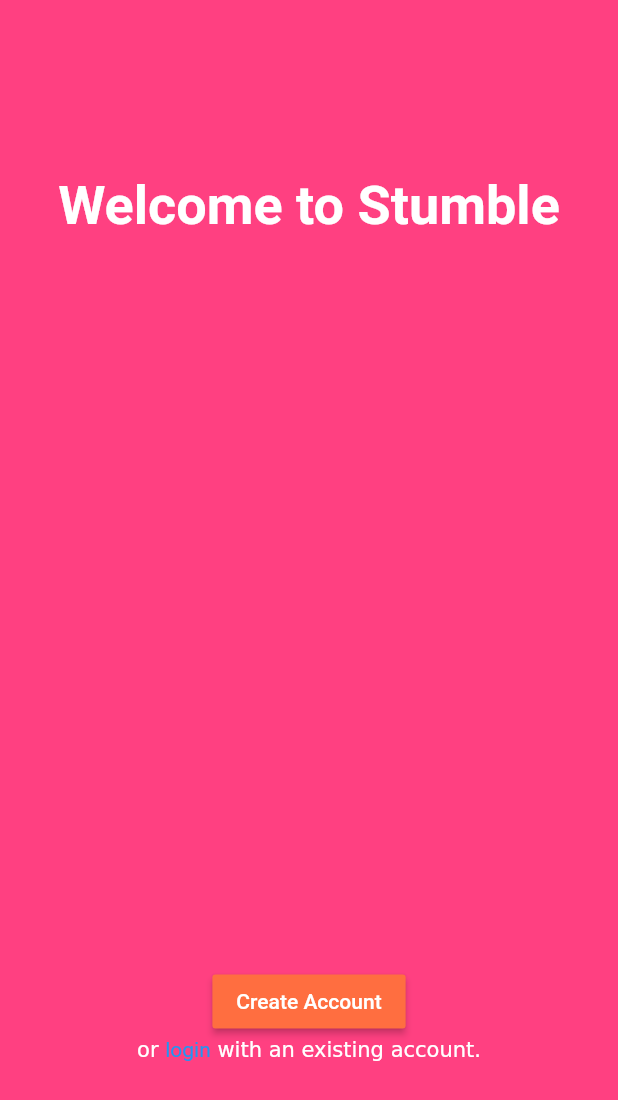
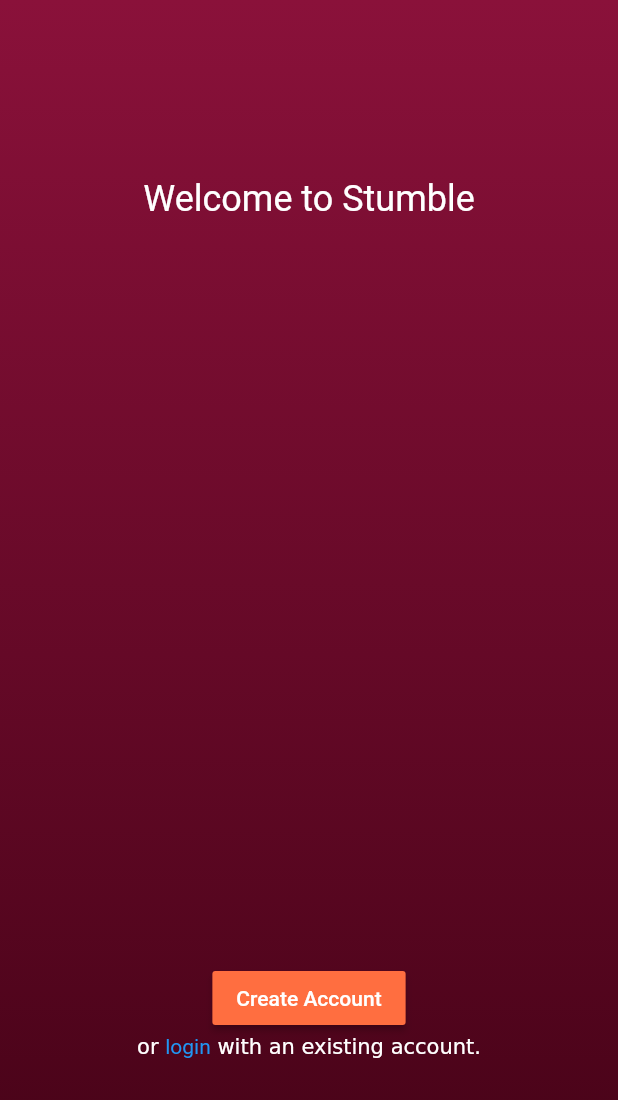
Before and after one commit to Independent-Designers-and-Engineers/stumble-app-old, a Flutter app: the screen it shows after launch, on a phone screen of 412 x 824 dp. Shown: the top 1100 px of the screen. Run offline on Flutter 3.47's test engine with Material 2 defaults, Android fonts, the phone set to English and light mode, and no system bars; our stand-ins replace simple_animations.

Commit message:
start screen animation

```diff
--- /dev/null
+++ b/lib/pages/start/animations.dart
@@ -0,0 +1,30 @@
+import 'package:flutter/material.dart';
+import 'package:simple_animations/simple_animations.dart';
+
+class AnimatedBackground extends StatelessWidget {
+  @override
+  Widget build(BuildContext context) {
+    final tweenColors = MultiTrackTween([
+      Track("color1").add(Duration(seconds: 3),
+          ColorTween(begin: Color(0xff8a113a), end: Colors.lightBlue.shade900)),
+      Track("color2").add(Duration(seconds: 3),
+          ColorTween(begin: Color(0xff440216), end: Colors.blue.shade600))
+    ]);
+
+    return ControlledAnimation(
+      playback: Playback.MIRROR,
+      tween: tweenColors,
+      duration: tweenColors.duration,
+      builder: (context, animation) {
+        return Container(
+          decoration: BoxDecoration(
+              gradient: LinearGradient(
+                  begin: Alignment.topCenter,
+                  end: Alignment.bottomCenter,
+                  colors: [animation["color1"], animation["color2"]])
+          ),
+        );
+      },
+    );
+  }
+}
--- a/lib/pages/start/start.screen.dart
+++ b/lib/pages/start/start.screen.dart
@@ -1,68 +1,72 @@
+import 'package:frontend/pages/start/animations.dart';
 import 'package:frontend/variables.dart' as env;
 import 'package:flutter/material.dart';
 import 'package:flutter/gestures.dart';
 
 class StartScreen extends StatelessWidget {
 
-  final Text head = new Text(
+  final Text head = Text(
     'Welcome to ' +  env.APP_NAME,
-    style: new TextStyle(
+    style: TextStyle(
       color: Colors.white,
-      fontSize: 36,
-      fontWeight: FontWeight.bold,
+      fontSize: 24,
     ),
   );
 
   @override
   Widget build(BuildContext context) {
-    return new Scaffold(
+    return Stack(
+      children: <Widget>[
+        Positioned.fill(child: AnimatedBackground()),
+        Material(
           key: this.key,
-      backgroundColor: Colors.pinkAccent,
-      body: Center(
-        child: new Column(
+          type: MaterialType.transparency,
+          child: Center(
+            child: Column(
               mainAxisAlignment: MainAxisAlignment.spaceAround,
               children: <Widget>[
                // The title at the top of the start page
-           this.head,
+               Center(child: this.head),
                // An image or icon or animation
                // Idk yet
-           // TODO: Implement icon/animation here @Jah
-           new Container(
+               // TODO: Implement icon here @Jah
+               Container(
                  width: 10,
                  height: 20
                ),
 
                Column(
                  children: <Widget>[
-               new RaisedButton(
+                   RaisedButton(
                      color: Colors.deepOrangeAccent,
                      splashColor: Colors.deepOrange,
                      onPressed: () => Navigator.pushNamed(context, '/create-account'),
-                 child: new Text('Create Account', style: new TextStyle(color: Colors.white)),
+                     child: Text('Create Account', style: TextStyle(color: Colors.white)),
                    ),
-               new RichText(
-                 text: new TextSpan(
+                   RichText(
+                     text: TextSpan(
                        children: [
-                     new TextSpan(
+                         TextSpan(
                            text: 'or '
                          ),
-                     new TextSpan (
+                         TextSpan (
                            text: 'login',
-                       style: new TextStyle(color: Colors.blue),
-                       recognizer: new TapGestureRecognizer()
+                           style: TextStyle(color: Colors.blue),
+                           recognizer: TapGestureRecognizer()
                              ..onTap = () => Navigator.pushNamed(context, '/login')
                          ),
-                     new TextSpan(
+                         TextSpan(
                           text: ' with an existing account.'
                          )
-                   ]
-                 ),
+                     ]),
                    ),
                  ],
                ),
              ],
             ),
           )
+        ),
+      ],
     );
   }
 }
--- a/pubspec.yaml
+++ b/pubspec.yaml
@@ -19,6 +19,7 @@ environment:
 dependencies:
 
   http: 0.12.0+2
+  simple_animations: 1.3.3
 
   flutter:
     sdk: flutter
```
Also changed, not shown: pubspec.lock. Lines whose indentation alone changed are shown as unchanged.
